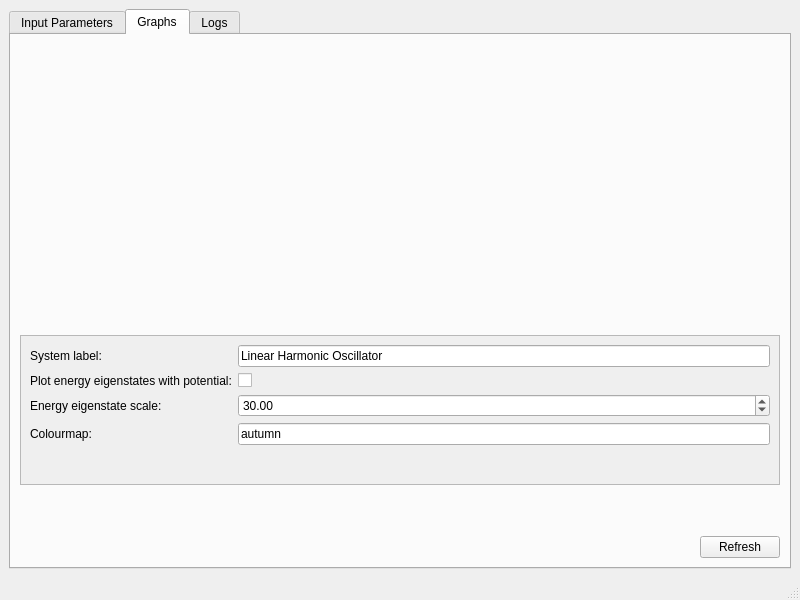
Above: ui/form.ui from Tiernan8r/Variational_Principle_GUI before the change. Below: the same form after it.
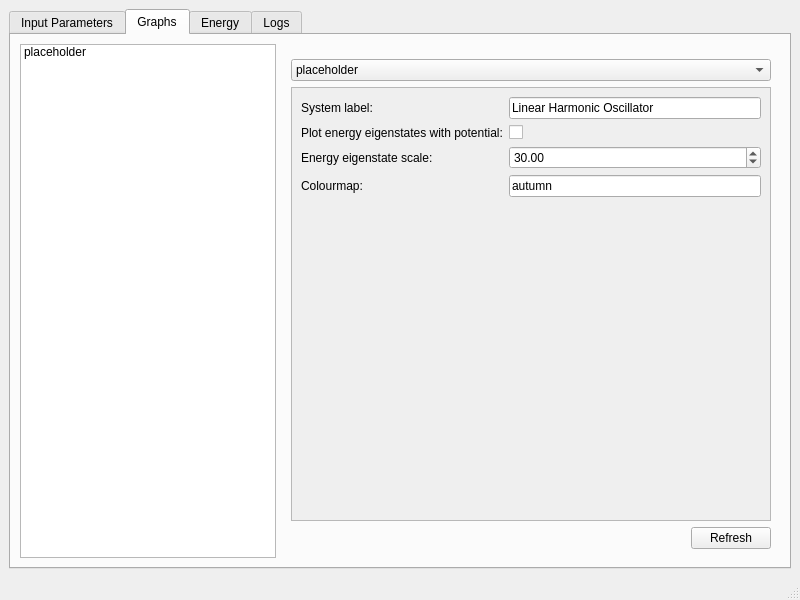
That is the form after the change.

Commit message: Implemented multiple graph type display: * Changed ui elements to allow for usage. * Grapher now keeps track of the previously used graph type and displays that     for each new plot item * added dropdown list to select plot type if there are options.

The edit to the form file:
```diff
--- a/ui/form.ui
+++ b/ui/form.ui
@@ -191,75 +191,77 @@
        <attribute name="title">
         <string>Graphs</string>
        </attribute>
+       <layout class="QFormLayout" name="formLayout_2">
+        <item row="0" column="0">
+         <widget class="QListWidget" name="listWidget">
+          <item>
+           <property name="text">
+            <string>placeholder</string>
+           </property>
+          </item>
+         </widget>
+        </item>
+        <item row="0" column="1">
+         <widget class="QWidget" name="widget" native="true">
        <layout class="QGridLayout" name="gridLayout_3">
-        <item row="0" column="0" alignment="Qt::AlignVCenter">
-         <widget class="QWidget" name="graphsWidget" native="true"/>
-        </item>
-        <item row="1" column="0" alignment="Qt::AlignVCenter">
-         <widget class="QScrollArea" name="graphsScrollArea">
+           <item row="2" column="0">
+            <widget class="QScrollArea" name="graphsScrollArea_2">
           <property name="minimumSize">
            <size>
             <width>0</width>
-            <height>150</height>
+               <height>0</height>
            </size>
           </property>
           <property name="widgetResizable">
            <bool>true</bool>
           </property>
-          <widget class="QWidget" name="tabGraphsForm">
+             <widget class="QWidget" name="tabGraphsForm_2">
            <property name="geometry">
             <rect>
              <x>0</x>
              <y>0</y>
-             <width>764</width>
-             <height>146</height>
-            </rect>
-           </property>
-           <layout class="QFormLayout" name="formLayout_2">
+                <width>502</width>
+                <height>414</height>
+               </rect>
+              </property>
+              <layout class="QFormLayout" name="formLayout_4">
             <item row="0" column="0">
-             <widget class="QLabel" name="label_label_2">
+                <widget class="QLabel" name="label_label_3">
               <property name="text">
                <string>System label:</string>
               </property>
              </widget>
             </item>
+               <item row="0" column="1">
+                <widget class="QLineEdit" name="label_3">
+                 <property name="text">
+                  <string>Linear Harmonic Oscillator</string>
+                 </property>
+                </widget>
+               </item>
             <item row="1" column="0">
-             <widget class="QLabel" name="plot_with_potential_label">
+                <widget class="QLabel" name="plot_with_potential_label_2">
               <property name="text">
                <string>Plot energy eigenstates with potential:</string>
               </property>
              </widget>
             </item>
+               <item row="1" column="1">
+                <widget class="QCheckBox" name="plot_with_potential_2">
+                 <property name="text">
+                  <string/>
+                 </property>
+                </widget>
+               </item>
             <item row="2" column="0">
-             <widget class="QLabel" name="potential_scale_label">
+                <widget class="QLabel" name="potential_scale_label_2">
               <property name="text">
                <string>Energy eigenstate scale:</string>
               </property>
              </widget>
             </item>
-            <item row="3" column="0">
-             <widget class="QLabel" name="colourmap_label">
-              <property name="text">
-               <string>Colourmap:</string>
-              </property>
-             </widget>
-            </item>
-            <item row="0" column="1">
-             <widget class="QLineEdit" name="label_2">
-              <property name="text">
-               <string>Linear Harmonic Oscillator</string>
-              </property>
-             </widget>
-            </item>
-            <item row="1" column="1">
-             <widget class="QCheckBox" name="plot_with_potential">
-              <property name="text">
-               <string/>
-              </property>
-             </widget>
-            </item>
             <item row="2" column="1">
-             <widget class="QDoubleSpinBox" name="potential_scale">
+                <widget class="QDoubleSpinBox" name="potential_scale_2">
               <property name="maximum">
                <double>100.000000000000000</double>
               </property>
@@ -268,8 +270,15 @@
               </property>
              </widget>
             </item>
+               <item row="3" column="0">
+                <widget class="QLabel" name="colourmap_label_2">
+                 <property name="text">
+                  <string>Colourmap:</string>
+                 </property>
+                </widget>
+               </item>
             <item row="3" column="1">
-             <widget class="QLineEdit" name="colourmap">
+                <widget class="QLineEdit" name="colourmap_2">
               <property name="text">
                <string>autumn</string>
               </property>
@@ -279,14 +288,39 @@
           </widget>
          </widget>
         </item>
-        <item row="2" column="0" alignment="Qt::AlignRight">
+           <item row="3" column="0" alignment="Qt::AlignRight">
          <widget class="QPushButton" name="refreshButton">
           <property name="text">
            <string>Refresh</string>
           </property>
          </widget>
         </item>
-       </layout>
+           <item row="0" column="0" alignment="Qt::AlignHCenter|Qt::AlignVCenter">
+            <widget class="QWidget" name="graphsWidget" native="true"/>
+           </item>
+           <item row="1" column="0">
+            <widget class="QComboBox" name="comboBox">
+             <item>
+              <property name="text">
+               <string>placeholder</string>
+              </property>
+             </item>
+             <item>
+              <property name="text">
+               <string>placeholder</string>
+              </property>
+             </item>
+            </widget>
+           </item>
+          </layout>
+         </widget>
+        </item>
+       </layout>
+      </widget>
+      <widget class="QWidget" name="tab_4">
+       <attribute name="title">
+        <string>Energy</string>
+       </attribute>
       </widget>
       <widget class="QWidget" name="tab_3">
        <attribute name="title">
```
Left out of the diff: 10 changed lines with no effect on the pictures. Lines whose indentation alone changed are shown as unchanged. The commit also changes 3 other files.
